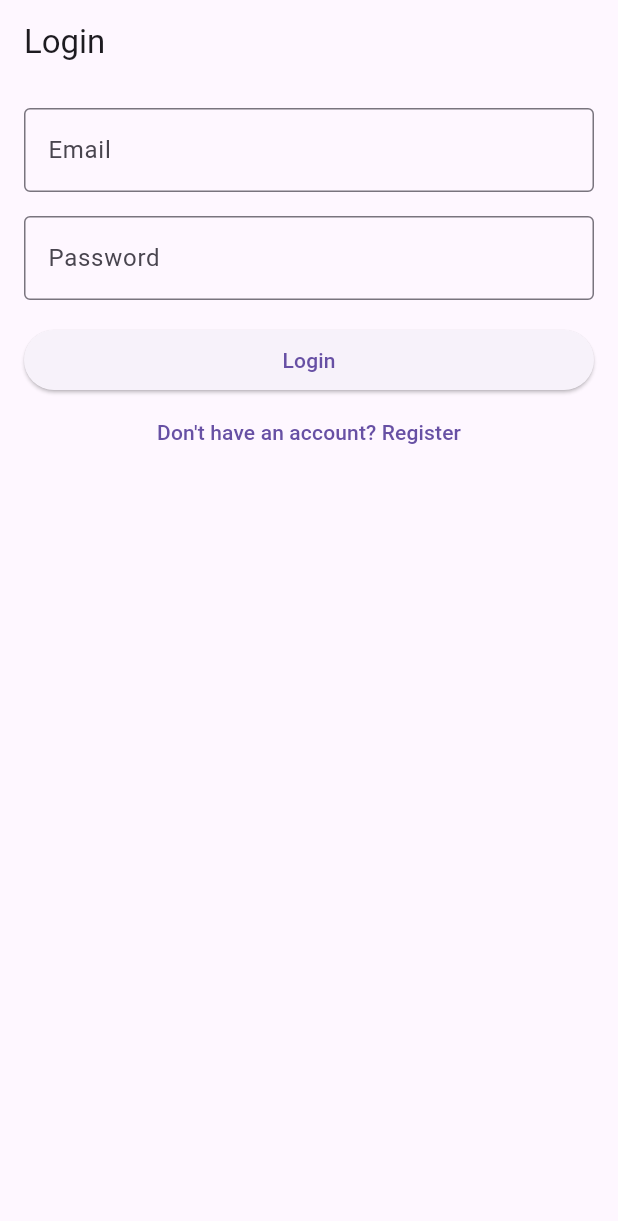
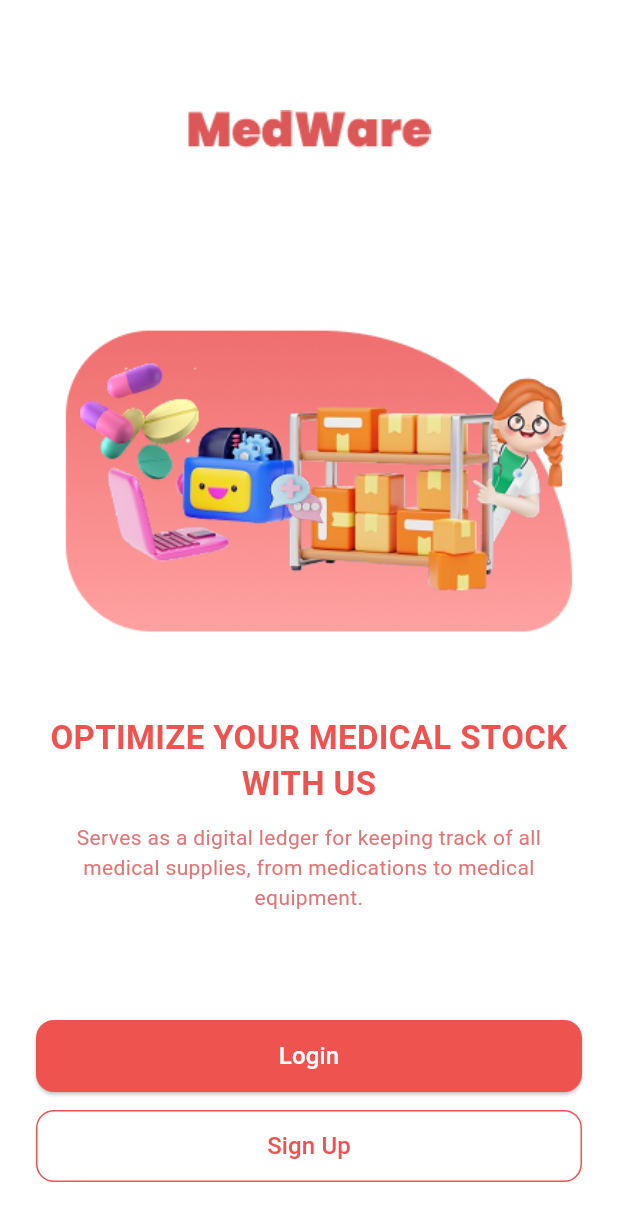
Before and after one commit to agilditya/MedWare-Mobile, a Flutter app: the screen it shows after launch, on a phone screen of 412 x 824 dp. Shown: the top 1221 px of the screen. Run offline on Flutter 3.47's test engine with Material 3 defaults, Android fonts, the light colour scheme and no system bars.

Commit message:
dashboard page fix

```diff
--- /dev/null
+++ b/lib/dashboard.dart
@@ -0,0 +1,105 @@
+import 'package:flutter/material.dart';
+import 'login.dart';
+import 'register.dart'; // Import the file where RegisterScreen is defined
+
+void main() {
+  runApp(MedWareApp());
+}
+
+class MedWareApp extends StatelessWidget {
+  @override
+  Widget build(BuildContext context) {
+    return MaterialApp(
+      title: 'MedWare',
+      debugShowCheckedModeBanner: false,
+      theme: ThemeData(primarySwatch: Colors.red, fontFamily: 'Poppins'),
+      home: WelcomeScreen(),
+    );
+  }
+}
+
+class WelcomeScreen extends StatelessWidget {
+  @override
+  Widget build(BuildContext context) {
+    return Scaffold(
+      backgroundColor: Colors.white,
+      body: SafeArea(
+        child: Padding(
+          padding: const EdgeInsets.symmetric(horizontal: 24, vertical: 16),
+          child: Column(
+            crossAxisAlignment: CrossAxisAlignment.center,
+            children: [
+              const SizedBox(height: 20),
+              Image.asset('assets/MedWare.png', height: 100),
+              const SizedBox(height: 20),
+              Image.asset('assets/dashboard.png', height: 300),
+              const SizedBox(height: 20),
+              Text(
+                'OPTIMIZE YOUR MEDICAL STOCK WITH US',
+                textAlign: TextAlign.center,
+                style: TextStyle(
+                  fontSize: 22, // Increased size
+                  fontWeight: FontWeight.bold,
+                  color: Colors.red.shade400,
+                ),
+              ),
+              const SizedBox(height: 10),
+              Text(
+                'Serves as a digital ledger for keeping track of all medical supplies, from medications to medical equipment.',
+                textAlign: TextAlign.center,
+                style: TextStyle(fontSize: 14, color: Colors.red.shade300),
+              ),
+              const Spacer(),
+              ElevatedButton(
+                onPressed: () {
+                  // Navigasi ke halaman login
+                  Navigator.push(
+                    context,
+                    MaterialPageRoute(
+                      builder: (context) => login(),
+                    ), // Corrected class name
+                  );
+                },
+                style: ElevatedButton.styleFrom(
+                  backgroundColor: Colors.red.shade400,
+                  minimumSize: Size(double.infinity, 48),
+                  shape: RoundedRectangleBorder(
+                    borderRadius: BorderRadius.circular(12),
+                  ),
+                ),
+                child: Text(
+                  'Login',
+                  style: TextStyle(fontSize: 16, color: Colors.white),
+                ),
+              ),
+              const SizedBox(height: 12),
+              OutlinedButton(
+                onPressed: () {
+                  // Navigasi ke halaman sign up
+                  Navigator.push(
+                    context,
+                    MaterialPageRoute(
+                      builder:
+                          (context) =>
+                              RegisterScreen(), // Navigate to RegisterScreen
+                    ),
+                  );
+                },
+                style: OutlinedButton.styleFrom(
+                  foregroundColor: Colors.red.shade400,
+                  minimumSize: Size(double.infinity, 48),
+                  side: BorderSide(color: Colors.red.shade400),
+                  shape: RoundedRectangleBorder(
+                    borderRadius: BorderRadius.circular(12),
+                  ),
+                ),
+                child: Text('Sign Up', style: TextStyle(fontSize: 16)),
+              ),
+              const SizedBox(height: 20),
+            ],
+          ),
+        ),
+      ),
+    );
+  }
+}
--- a/lib/main.dart
+++ b/lib/main.dart
@@ -1,17 +1,17 @@
 import 'package:flutter/material.dart';
-import 'login.dart';
+import 'dashboard.dart';
 
 void main() {
-  runApp(MyApp());
+  runApp(MedWareApp());
 }
 
-class MyApp extends StatelessWidget {
+class MedWareApp extends StatelessWidget {
   @override
   Widget build(BuildContext context) {
     return MaterialApp(
       title: 'Login App',
       theme: ThemeData(primarySwatch: Colors.blue),
-      home: login(), // Set the login page as the home widget
+      home: WelcomeScreen(), // Corrected class name
     );
   }
 }
--- a/lib/register.dart
+++ b/lib/register.dart
@@ -1,7 +1,7 @@
 import 'package:flutter/material.dart';
 
-class SignUpScreen extends StatelessWidget {
-  const SignUpScreen({super.key});
+class RegisterScreen extends StatelessWidget {
+  const RegisterScreen({super.key});
 
   @override
   Widget build(BuildContext context) {
--- a/pubspec.yaml
+++ b/pubspec.yaml
@@ -60,7 +60,9 @@ flutter:
   uses-material-design: true
 
   # To add assets to your application, add an assets section, like this:
-  # assets:
+  assets:
+    - assets/dashboard.png
+    - assets/MedWare.png
   #   - images/a_dot_burr.jpeg
   #   - images/a_dot_ham.jpeg
 
```
Also changed, not shown: assets/MedWare.png (added), assets/dashboard.png (added), 1 other file.
